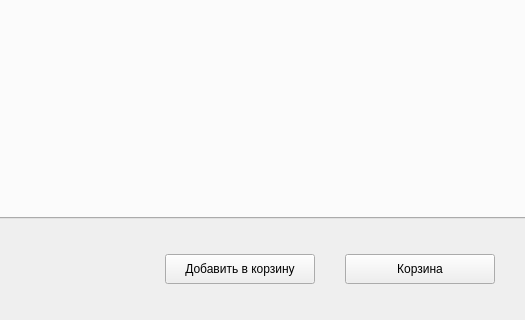
Old version of the form ui_templates/MainWindow.ui in the repository NikitaKolotushkin/McDonalds; both pictures show x 755 to 1280 and y 400 to 720 of the 1280 by 720 pixel window.
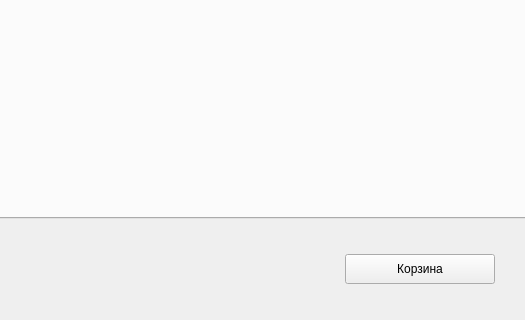
New version of the form.

Commit message: Изменения в дизайне интерфейсов

```diff
--- a/ui_templates/MainWindow.ui
+++ b/ui_templates/MainWindow.ui
@@ -61,22 +61,6 @@
      <number>-1</number>
     </property>
    </widget>
-   <widget class="QPushButton" name="addToCartButton">
-    <property name="geometry">
-     <rect>
-      <x>920</x>
-      <y>635</y>
-      <width>150</width>
-      <height>30</height>
-     </rect>
-    </property>
-    <property name="text">
-     <string>Добавить в корзину</string>
-    </property>
-    <property name="checkable">
-     <bool>false</bool>
-    </property>
-   </widget>
   </widget>
   <widget class="QMenuBar" name="menubar">
    <property name="geometry">
```
The commit also changes 3 other files.
